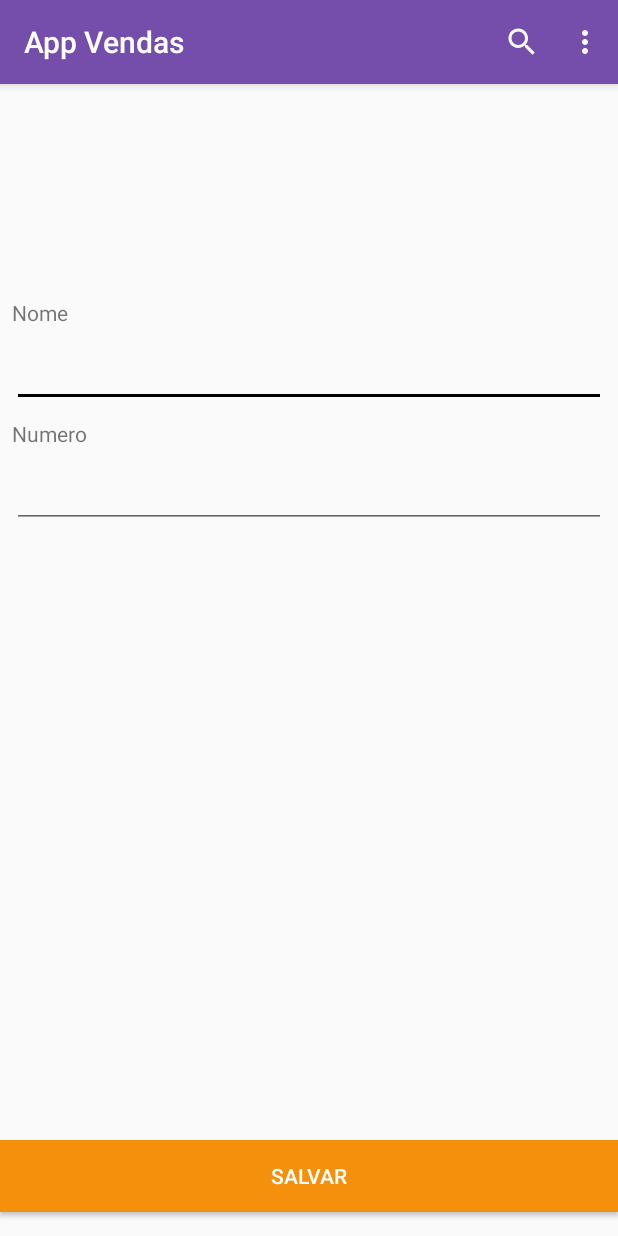
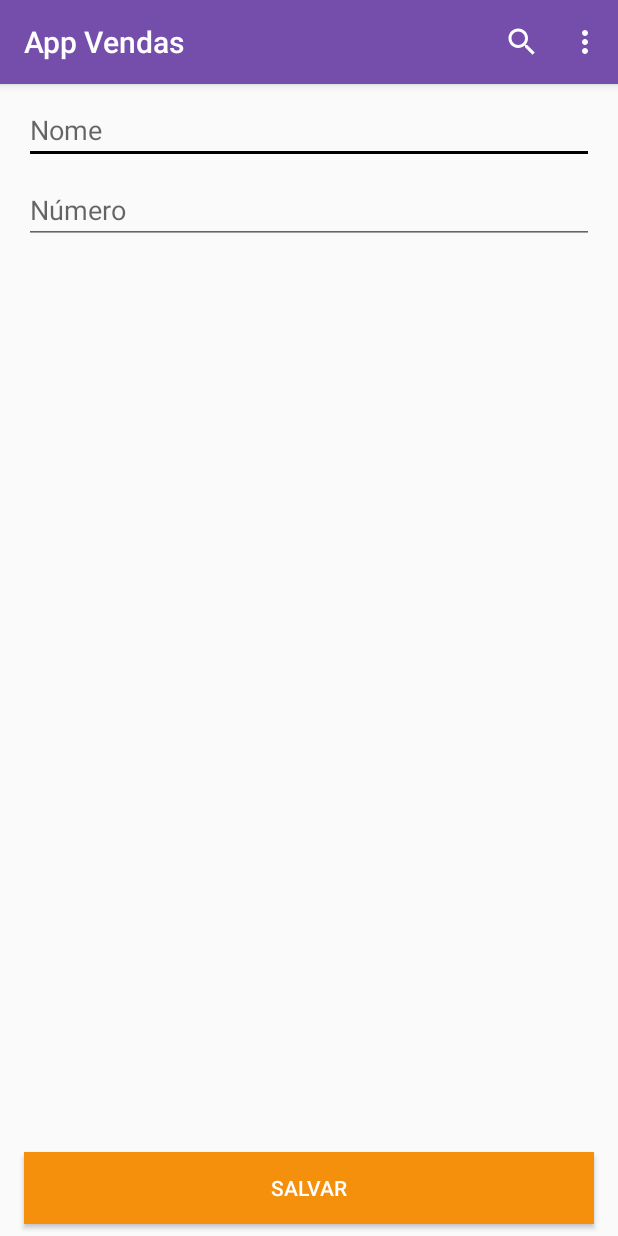
Before and after one commit to paulohdant/AppVendas, an Android app: the screen it shows after launch (FormsCliente), in the options menu, after a tap on "Cadastrar cliente", on a phone screen of 412 x 824 dp. Run offline under Robolectric (Android 15) with nearby library versions, the phone set to English and light mode, and no system bars.

Commit message:
Update Cliente Forms

```diff
--- a/app/src/main/java/com/example/appvendas/activities/FormsCliente.java
+++ b/app/src/main/java/com/example/appvendas/activities/FormsCliente.java
@@ -51,21 +51,21 @@ public class FormsCliente extends AppCompatActivity {
         }
     }
 
-    public void setup(View view) {
-        if(cliente == null) {
-            cliente = new Cliente();
-            cliente.setNome(nome.getText().toString());
-            cliente.setNumero(numero.getText().toString());
-            long id = dao.inserir(cliente);
-            Toast.makeText(this, "Pessoa inserida: " + id, Toast.LENGTH_SHORT).show();
-            System.out.println(cliente.getNome() + cliente.getNumero());
-            finish();
-        }else{
-            cliente.setNome(nome.getText().toString());
-            cliente.setNumero(numero.getText().toString());
-            dao.atualizarClienteDAO(cliente);
-            Toast.makeText(this, "Pessoa atualizada: ", Toast.LENGTH_SHORT).show();
-            finish();
-        }
-    }
+//    public void setup(View view) {
+//        if(cliente == null) {
+//            cliente = new Cliente();
+//            cliente.setNome(nome.getText().toString());
+//            cliente.setNumero(numero.getText().toString());
+//            long id = dao.inserir(cliente);
+//            Toast.makeText(this, "Pessoa inserida: " + id, Toast.LENGTH_SHORT).show();
+//            System.out.println(cliente.getNome() + cliente.getNumero());
+//            finish();
+//        }else{
+//            cliente.setNome(nome.getText().toString());
+//            cliente.setNumero(numero.getText().toString());
+//            dao.atualizarClienteDAO(cliente);
+//            Toast.makeText(this, "Pessoa atualizada: ", Toast.LENGTH_SHORT).show();
+//            finish();
+//        }
+//    }
 }
--- a/app/src/main/java/com/example/appvendas/activities/MainActivity.java
+++ b/app/src/main/java/com/example/appvendas/activities/MainActivity.java
@@ -26,13 +26,10 @@ import java.util.ArrayList;
 import java.util.List;
 
 public class MainActivity extends AppCompatActivity {
-
-
-
     private ListView listView;
     private ClienteDAO dao;
-    private List<Cliente> clientes;
-    private List<Cliente> clientesFiltrados = new ArrayList<>();
+    private ArrayList<Cliente> clientes;
+    private ArrayList<Cliente> clientesFiltrados = new ArrayList<>();
 
     @Override
     protected void onCreate(Bundle savedInstanceState) {
@@ -41,10 +38,10 @@ public class MainActivity extends AppCompatActivity {
 
         listView = findViewById(R.id.listView);
         dao = new ClienteDAO(this);
-        clientes = dao.obterTodos();
+        clientes = dao.obterClientes();
         clientesFiltrados.addAll(clientes);
 
-        final AdapterCliente adapter = new AdapterCliente(this,  clientesFiltrados);
+        AdapterCliente adapter = new AdapterCliente(this,  clientesFiltrados);
         ListView listView = findViewById(R.id.listView);
         listView.setAdapter(adapter);
 
@@ -53,9 +50,8 @@ public class MainActivity extends AppCompatActivity {
         listView.setOnItemClickListener(new AdapterView.OnItemClickListener() {
             @Override
             public void onItemClick(AdapterView<?> adapterView, View view, int i, long l) {
-                Cliente clientes_selecionado = (Cliente) adapterView.getItemAtPosition(i);
-                Toast.makeText(MainActivity.this, clientes_selecionado.getNome()+
-                        '\n'+clientes_selecionado.getNumero(), Toast.LENGTH_LONG).show();
+                Cliente clienteSelecionado = (Cliente) adapterView.getItemAtPosition(i);
+                //Intent intent = new Intent(MainActivity.this, )
             }
         });
     }
@@ -128,7 +124,7 @@ public class MainActivity extends AppCompatActivity {
     @Override
     public void onResume(){
         super.onResume();
-        clientes = dao.obterTodos();
+        clientes = dao.obterClientes();
         clientesFiltrados.clear();
         clientesFiltrados.addAll(clientes);
         listView.invalidateViews();
@@ -150,7 +146,7 @@ public class MainActivity extends AppCompatActivity {
                     public void onClick(DialogInterface dialogInterface, int i) {
                         clientesFiltrados.remove(clienteExcluir);
                         clientes.remove(clienteExcluir);
-                        dao.excluirClienteDAO(clienteExcluir);
+                        //dao.excluirClienteDAO(clienteExcluir);
                         listView.invalidateViews();
                     }
                 }).create();
--- a/app/src/main/java/com/example/appvendas/adapters/AdapterCliente.java
+++ b/app/src/main/java/com/example/appvendas/adapters/AdapterCliente.java
@@ -10,14 +10,14 @@ import android.widget.TextView;
 import com.example.appvendas.models.Cliente;
 import com.example.appvendas.R;
 
+import java.util.ArrayList;
 import java.util.List;
 
 public class AdapterCliente extends ArrayAdapter<Cliente> {
+    private final Context context;
+    private final ArrayList<Cliente> listaClientes;
 
-    private final Context context;
-    private final List<Cliente> listaClientes;
-
-        public AdapterCliente(Context context, List<Cliente> listaClientes){
+        public AdapterCliente(Context context, ArrayList<Cliente> listaClientes){
             super(context, R.layout.listview_clientes, listaClientes);
             this.context = context;
             this.listaClientes = listaClientes;
--- a/app/src/main/java/com/example/appvendas/adapters/AdapterVenda.java
+++ b/app/src/main/java/com/example/appvendas/adapters/AdapterVenda.java
@@ -10,13 +10,14 @@ import android.widget.TextView;
 import com.example.appvendas.R;
 import com.example.appvendas.models.Venda;
 
+import java.util.ArrayList;
 import java.util.List;
 
 public class AdapterVenda extends ArrayAdapter<Venda> {
     private final Context context;
-    private final List<Venda> listaVendas;
+    private final ArrayList<Venda> listaVendas;
 
-    public AdapterVenda(Context context, List<Venda> listaVendas){
+    public AdapterVenda(Context context, ArrayList<Venda> listaVendas){
         super(context, R.layout.listview_vendas, listaVendas);
         this.context = context;
         this.listaVendas = listaVendas;
@@ -36,7 +37,7 @@ public class AdapterVenda extends ArrayAdapter<Venda> {
         tvDescricao.setText(listaVendas.get(position).getDescricao());
         tvQuantidade.setText(listaVendas.get(position).getQuantidade());
         tvData.setText(listaVendas.get(position).getData());
-        tvPreco.setText(listaVendas.get(position).getPreco());
+        tvPreco.setText(listaVendas.get(position).getPreco().toString());
 
         return linha;
     }
--- a/app/src/main/res/layout/activity_forms_cliente.xml
+++ b/app/src/main/res/layout/activity_forms_cliente.xml
@@ -6,78 +6,50 @@
     android:layout_height="match_parent"
     tools:context=".activities.FormsCliente">
 
-    <TextView
-        android:id="@+id/tvNomeCliente"
-        android:layout_width="0dp"
-        android:layout_height="wrap_content"
-        android:layout_marginStart="8dp"
-        android:layout_marginLeft="8dp"
-        android:layout_marginTop="8dp"
-        android:layout_marginEnd="8dp"
-        android:layout_marginRight="8dp"
-        android:layout_marginBottom="8dp"
-        android:text="Nome"
-        app:layout_constraintBottom_toTopOf="@+id/etNomeCliente"
-        app:layout_constraintEnd_toEndOf="parent"
-        app:layout_constraintHorizontal_bias="0.0"
-        app:layout_constraintStart_toStartOf="parent"
-        app:layout_constraintTop_toTopOf="parent"
-        app:layout_constraintVertical_bias="1.0" />
-
     <EditText
         android:id="@+id/etNomeCliente"
         android:layout_width="0dp"
         android:layout_height="wrap_content"
-        android:layout_marginStart="8dp"
-        android:layout_marginLeft="8dp"
-        android:layout_marginEnd="8dp"
-        android:layout_marginRight="8dp"
-        android:layout_marginBottom="8dp"
+        android:layout_marginStart="16dp"
+        android:layout_marginLeft="16dp"
+        android:layout_marginTop="8dp"
+        android:layout_marginEnd="16dp"
+        android:layout_marginRight="16dp"
         android:ems="10"
+        android:hint="@string/nome"
         android:inputType="textPersonName"
-        app:layout_constraintBottom_toTopOf="@+id/tvNumeroCliente"
         app:layout_constraintEnd_toEndOf="parent"
         app:layout_constraintHorizontal_bias="0.0"
-        app:layout_constraintStart_toStartOf="parent" />
-
-    <TextView
-        android:id="@+id/tvNumeroCliente"
-        android:layout_width="0dp"
-        android:layout_height="wrap_content"
-        android:layout_marginStart="8dp"
-        android:layout_marginLeft="8dp"
-        android:layout_marginEnd="8dp"
-        android:layout_marginRight="8dp"
-        android:layout_marginBottom="8dp"
-        android:text="Numero"
-        app:layout_constraintBottom_toTopOf="@+id/etNumeroCliente"
-        app:layout_constraintEnd_toEndOf="parent"
-        app:layout_constraintStart_toStartOf="parent" />
+        app:layout_constraintStart_toStartOf="parent"
+        app:layout_constraintTop_toTopOf="parent" />
 
     <EditText
         android:id="@+id/etNumeroCliente"
         android:layout_width="0dp"
         android:layout_height="wrap_content"
-        android:layout_marginStart="8dp"
-        android:layout_marginLeft="8dp"
-        android:layout_marginEnd="8dp"
-        android:layout_marginRight="8dp"
-        android:layout_marginBottom="408dp"
+        android:layout_marginStart="16dp"
+        android:layout_marginLeft="16dp"
+        android:layout_marginTop="8dp"
+        android:layout_marginEnd="16dp"
+        android:layout_marginRight="16dp"
         android:ems="10"
-        android:inputType="textPersonName"
-        app:layout_constraintBottom_toTopOf="@+id/btSalvarCliente"
+        android:hint="@string/numero"
+        android:inputType="number|textEmailAddress"
         app:layout_constraintEnd_toEndOf="parent"
-        app:layout_constraintHorizontal_bias="0.0"
-        app:layout_constraintStart_toStartOf="parent" />
+        app:layout_constraintStart_toStartOf="parent"
+        app:layout_constraintTop_toBottomOf="@+id/etNomeCliente" />
 
     <Button
         android:id="@+id/btSalvarCliente"
         android:layout_width="0dp"
         android:layout_height="wrap_content"
-        android:layout_marginBottom="16dp"
+        android:layout_marginStart="16dp"
+        android:layout_marginLeft="16dp"
+        android:layout_marginEnd="16dp"
+        android:layout_marginRight="16dp"
+        android:layout_marginBottom="8dp"
         android:background="@color/colorYellowHard"
-        android:onClick="setup"
-        android:text="SALVAR"
+        android:text="@string/salvar"
         android:textColor="@color/colorWhite"
         app:layout_constraintBottom_toBottomOf="parent"
         app:layout_constraintEnd_toEndOf="parent"
--- a/app/src/main/res/values/strings.xml
+++ b/app/src/main/res/values/strings.xml
@@ -1,5 +1,8 @@
 <resources>
     <string name="app_name">App Vendas</string>
+    <string name="nome">Nome</string>
+    <string name="numero">Número</string>
+    <string name="salvar">Salvar</string>
     <string name="bt_cadCliente">Cadastrar cliente</string>
     <string name="buscaClientes">Buscar</string>
     <string name="bt_listaCliente">Lista de Clientes</string>
```
